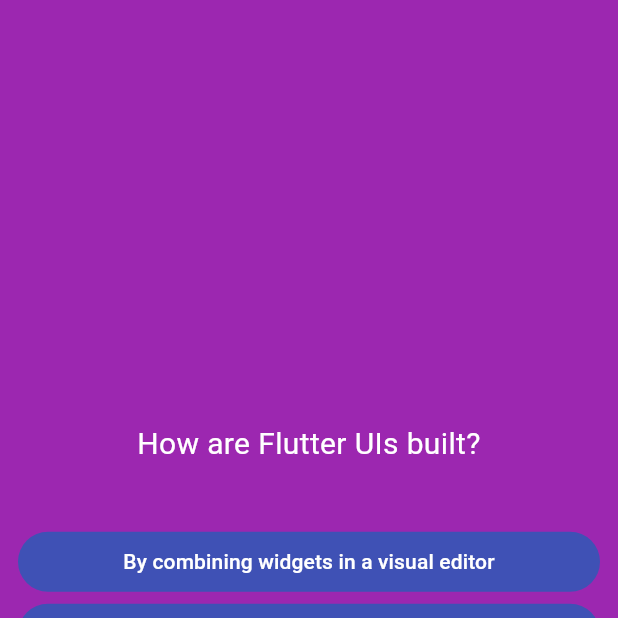
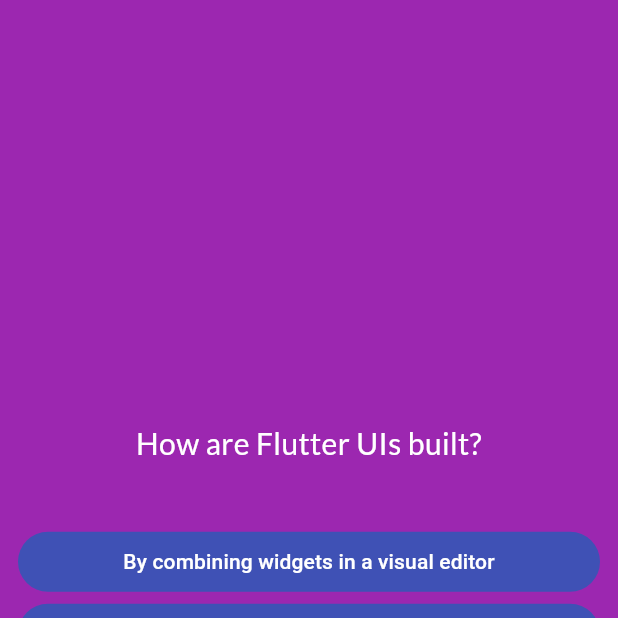
Before and after one commit to mahmoud-alwakeel/quiz-app, a Flutter app: the screen it shows after launch, after a tap on "Start Quiz", after a tap on "Components", on a phone screen of 412 x 824 dp, the top half of it. Run offline on Flutter 3.47's test engine with Material 3 defaults, Android fonts, the phone set to English and light mode, and no system bars; our stand-ins replace google_fonts.

```diff
--- a/lib/main.dart
+++ b/lib/main.dart
@@ -1,5 +1,5 @@
 import 'package:flutter/material.dart';
-import 'package:quiz_app/quiz.dart';
+import 'package:quiz_app/screens/quiz.dart';
 
 void main() {
   runApp(const Quiz());
--- a/lib/quiz.dart
+++ /dev/null
@@ -1,36 +0,0 @@
-import 'package:flutter/material.dart';
-import 'package:quiz_app/start_screen.dart';
-import 'package:quiz_app/questions_screen.dart';
-
-class Quiz extends StatefulWidget {
-  const Quiz({super.key});
-  @override
-  State<Quiz> createState() {
-    return _QuizState();
-  }
-}
-
-class _QuizState extends State<Quiz> {
-  String activeScreen = 'start-screen';
-
-  void switchScreen() {
-    setState(() {
-      activeScreen = 'questions-screen';
-    });
-  }
-
-  @override
-  Widget build(BuildContext context) {
-    return MaterialApp(
-      debugShowCheckedModeBanner: false,
-      home: Scaffold(
-        body: Container(
-          color: Colors.purple,
-          child: activeScreen == 'start-screen'
-              ? StartScreen(switchScreen)
-              : const QuestionsScreen(),
-        ),
-      ),
-    );
-  }
-}
--- a/lib/questions_screen.dart
+++ b/lib/screens/questions_screen.dart
@@ -1,9 +1,12 @@
 import 'package:flutter/material.dart';
+import 'package:google_fonts/google_fonts.dart';
 import 'package:quiz_app/data/questions.dart';
 import 'package:quiz_app/widgets/custom_answer_button.dart';
 
 class QuestionsScreen extends StatefulWidget {
-  const QuestionsScreen({super.key});
+  const QuestionsScreen({super.key, required this.onSelectAnswer});
+
+  final void Function(String answer) onSelectAnswer;
 
   @override
   State<QuestionsScreen> createState() => _QuestionsScreenState();
@@ -12,9 +15,9 @@ class QuestionsScreen extends StatefulWidget {
 class _QuestionsScreenState extends State<QuestionsScreen> {
   var currentQuestionIndex = 0;
 
-  void incrementCurrentQuestion() {
+  void answerQuestion(String answer) {
+    widget.onSelectAnswer(answer);
     setState(() {
-      print(currentQuestionIndex);
       currentQuestionIndex++;
 
     });
@@ -33,7 +36,7 @@ class _QuestionsScreenState extends State<QuestionsScreen> {
           children: [
             Text(
               currentQuestion.question,
-              style: const TextStyle(
+              style:  GoogleFonts.lato(
                 color: Colors.white,
                 fontSize: 20,
               ),
@@ -44,8 +47,10 @@ class _QuestionsScreenState extends State<QuestionsScreen> {
             ),
             ...currentQuestion.shuffleAnswers().map((answer) {
               return CustomAnswerButton(
-                onPressed: incrementCurrentQuestion,
                 answerText: answer,
+                onPressed: () {
+                  answerQuestion(answer);
+                },
               );
             }),
           ],
--- /dev/null
+++ b/lib/screens/quiz.dart
@@ -0,0 +1,50 @@
+import 'package:flutter/material.dart';
+import 'package:quiz_app/data/questions.dart';
+import 'package:quiz_app/screens/results_screen.dart';
+import 'package:quiz_app/screens/start_screen.dart';
+import 'package:quiz_app/screens/questions_screen.dart';
+
+class Quiz extends StatefulWidget {
+  const Quiz({super.key});
+  @override
+  State<Quiz> createState() {
+    return _QuizState();
+  }
+}
+
+class _QuizState extends State<Quiz> {
+  String activeScreen = 'start-screen';
+  final List<String> choosenAnswersList = [];
+  void switchScreen() {
+    setState(() {
+      activeScreen = 'questions-screen';
+    });
+  }
+
+  void chooseAnswer(String answer) {
+    choosenAnswersList.add(answer);
+
+    if (choosenAnswersList.length == questions.length) {
+      setState(() {
+        activeScreen = 'result-screen';
+        choosenAnswersList.clear();
+      });
+    }
+  }
+
+  @override
+  Widget build(BuildContext context) {
+    return MaterialApp(
+      debugShowCheckedModeBanner: false,
+      home: Scaffold(
+        body: Container(
+          color: Colors.purple,
+          child: activeScreen == 'start-screen'
+              ? StartScreen(startQuiz: switchScreen)
+              : activeScreen == 'result-screen' ? ResultsScreen(choosenAnswers: choosenAnswersList,)
+              : QuestionsScreen(onSelectAnswer: chooseAnswer,) ,
+        ),
+      ),
+    );
+  }
+}
--- a/lib/start_screen.dart
+++ b/lib/screens/start_screen.dart
@@ -1,7 +1,7 @@
 import 'package:flutter/material.dart';
 
 class StartScreen extends StatelessWidget {
-  const StartScreen(this.startQuiz,{super.key});
+  const StartScreen({required this.startQuiz , super.key});
 
   final void Function() startQuiz;
   @override
--- a/pubspec.yaml
+++ b/pubspec.yaml
@@ -35,6 +35,7 @@ dependencies:
   # The following adds the Cupertino Icons font to your application.
   # Use with the CupertinoIcons class for iOS style icons.
   cupertino_icons: ^1.0.6
+  google_fonts: ^6.2.1
 
 dev_dependencies:
   flutter_test:
```
Also changed, not shown: lib/screens/results_screen.dart (added, +28 -0 lines), pubspec.lock, 3 other files.
